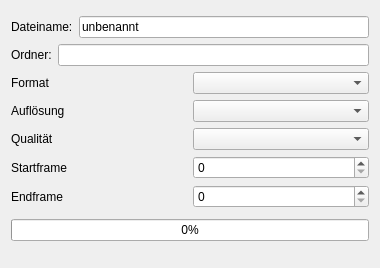
This is code/src/main/resources/base/ui/export.ui in felixdittrich92/mission-uncuttable as Qt 5 draws it before an edit. The edited form follows.
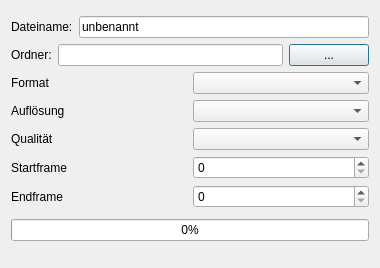
This is the edited form.

Commit message: add pick folder button to export view

Patch:
```diff
--- a/code/src/main/resources/base/ui/export.ui
+++ b/code/src/main/resources/base/ui/export.ui
@@ -46,6 +46,13 @@
        <item>
         <widget class="QLineEdit" name="folder_edit"/>
        </item>
+       <item>
+        <widget class="QPushButton" name="pick_folder_button">
+         <property name="text">
+          <string>...</string>
+         </property>
+        </widget>
+       </item>
       </layout>
      </item>
      <item>
```
The commit also changes 1 other file.
